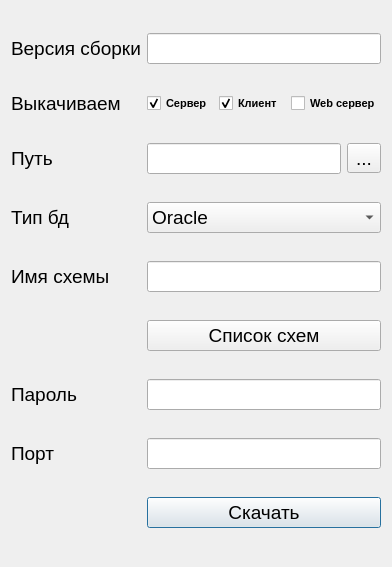
The window that ui/azkFinForm.ui (MissiaL/AzkLoader) describes before a commit, drawn with Qt 5.
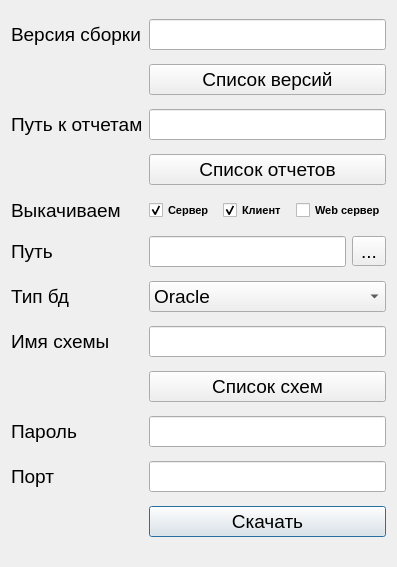
The same window after the commit.

What changed in the file:
```diff
--- a/ui/azkFinForm.ui
+++ b/ui/azkFinForm.ui
@@ -6,7 +6,7 @@
    <rect>
     <x>0</x>
     <y>0</y>
-    <width>392</width>
+    <width>397</width>
     <height>567</height>
    </rect>
   </property>
@@ -34,145 +34,41 @@
    <string notr="true"/>
   </property>
   <layout class="QGridLayout" name="HeadLayout">
-   <item row="9" column="1">
-    <widget class="QPushButton" name="pushButtonLoading">
-     <property name="font">
-      <font>
-       <pointsize>14</pointsize>
-      </font>
-     </property>
-     <property name="text">
-      <string>Скачать</string>
-     </property>
-    </widget>
+   <item row="7" column="1">
+    <layout class="QGridLayout" name="gridLayoutLineEditFbPath"/>
    </item>
-   <item row="2" column="1">
-    <layout class="QGridLayout" name="gridLayout_6">
+   <item row="10" column="1">
+    <layout class="QGridLayout" name="gridLayout_13">
      <item row="0" column="0">
-      <widget class="QLineEdit" name="lineEditPath">
-       <property name="font">
-        <font>
-         <pointsize>14</pointsize>
-        </font>
-       </property>
-       <property name="toolTip">
-        <string notr="true"/>
-       </property>
-       <property name="statusTip">
-        <string notr="true"/>
-       </property>
-       <property name="whatsThis">
-        <string notr="true"/>
-       </property>
-       <property name="accessibleName">
-        <string notr="true"/>
-       </property>
-       <property name="accessibleDescription">
-        <string notr="true"/>
-       </property>
-       <property name="inputMask">
-        <string notr="true"/>
-       </property>
-       <property name="text">
-        <string notr="true"/>
-       </property>
-       <property name="placeholderText">
-        <string notr="true"/>
-       </property>
-      </widget>
+      <widget class="QLineEdit" name="lineEditShemaPassword"/>
      </item>
-     <item row="0" column="1">
-      <widget class="QToolButton" name="toolButtonPath">
-       <property name="text">
-        <string>...</string>
-       </property>
-      </widget>
-     </item>
     </layout>
    </item>
-   <item row="2" column="0">
-    <layout class="QGridLayout" name="gridLayout_7">
+   <item row="11" column="0">
+    <layout class="QGridLayout" name="gridLayout_15">
      <item row="0" column="0">
-      <widget class="QLabel" name="labelPath">
-       <property name="font">
-        <font>
-         <pointsize>14</pointsize>
-        </font>
-       </property>
+      <widget class="QLabel" name="labelPort">
        <property name="toolTip">
-        <string notr="true">Путь к папке. Например: C:\soft\sborki</string>
+        <string>Можно не указывать</string>
        </property>
-       <property name="statusTip">
-        <string notr="true"/>
-       </property>
-       <property name="whatsThis">
-        <string notr="true"/>
-       </property>
-       <property name="accessibleName">
-        <string notr="true"/>
-       </property>
-       <property name="accessibleDescription">
-        <string notr="true"/>
-       </property>
        <property name="text">
-        <string>Путь</string>
+        <string>Порт</string>
        </property>
       </widget>
      </item>
     </layout>
    </item>
-   <item row="3" column="1">
-    <layout class="QGridLayout" name="gridLayout_10">
-     <item row="1" column="0">
-      <widget class="QComboBox" name="comboBoxDatabase">
-       <item>
-        <property name="text">
-         <string>Oracle</string>
-        </property>
-       </item>
-       <item>
-        <property name="text">
-         <string>Firebird</string>
-        </property>
-       </item>
-      </widget>
-     </item>
-    </layout>
-   </item>
-   <item row="8" column="1">
-    <layout class="QGridLayout" name="gridLayout_16">
+   <item row="4" column="0">
+    <layout class="QGridLayout" name="gridLayout_3">
      <item row="0" column="0">
-      <widget class="QLineEdit" name="lineEditPort"/>
-     </item>
-    </layout>
-   </item>
-   <item row="0" column="1">
-    <layout class="QGridLayout" name="gridLayout">
-     <item row="0" column="0">
-      <widget class="QLineEdit" name="lineEditVersionDownload">
+      <widget class="QLabel" name="labelWhatDownload">
        <property name="font">
         <font>
          <pointsize>14</pointsize>
         </font>
        </property>
-       <property name="text">
-        <string/>
-       </property>
-      </widget>
-     </item>
-    </layout>
-   </item>
-   <item row="0" column="0">
-    <layout class="QGridLayout" name="gridLayout_2">
-     <item row="0" column="0">
-      <widget class="QLabel" name="labelVersionDownload">
-       <property name="font">
-        <font>
-         <pointsize>14</pointsize>
-        </font>
-       </property>
        <property name="toolTip">
-        <string notr="true">Необходимо указать версию. Например 2.39.109</string>
+        <string notr="true">Необходимо выбрать компоненты, которые будут выкачены в папку</string>
        </property>
        <property name="statusTip">
         <string notr="true"/>
@@ -187,13 +83,13 @@
         <string notr="true"/>
        </property>
        <property name="text">
-        <string>Версия сборки</string>
+        <string>Выкачиваем</string>
        </property>
       </widget>
      </item>
     </layout>
    </item>
-   <item row="1" column="1">
+   <item row="4" column="1">
     <layout class="QGridLayout" name="gridLayout_4">
      <item row="1" column="0">
       <widget class="QCheckBox" name="checkBoxServer">
@@ -296,17 +192,132 @@
      </item>
     </layout>
    </item>
+   <item row="0" column="0">
+    <layout class="QGridLayout" name="gridLayout_2">
+     <item row="0" column="0">
+      <widget class="QLabel" name="labelVersionDownload">
+       <property name="font">
+        <font>
+         <pointsize>14</pointsize>
+        </font>
+       </property>
+       <property name="toolTip">
+        <string notr="true">Необходимо указать версию. Например 2.39.109</string>
+       </property>
+       <property name="statusTip">
+        <string notr="true"/>
+       </property>
+       <property name="whatsThis">
+        <string notr="true"/>
+       </property>
+       <property name="accessibleName">
+        <string notr="true"/>
+       </property>
+       <property name="accessibleDescription">
+        <string notr="true"/>
+       </property>
+       <property name="text">
+        <string>Версия сборки</string>
+       </property>
+      </widget>
+     </item>
+    </layout>
+   </item>
+   <item row="0" column="1">
+    <layout class="QGridLayout" name="gridLayout">
+     <item row="0" column="0">
+      <widget class="QLineEdit" name="lineEditVersionDownload">
+       <property name="font">
+        <font>
+         <pointsize>14</pointsize>
+        </font>
+       </property>
+       <property name="text">
+        <string/>
+       </property>
+      </widget>
+     </item>
+    </layout>
+   </item>
+   <item row="5" column="0">
+    <layout class="QGridLayout" name="gridLayout_7">
+     <item row="0" column="0">
+      <widget class="QLabel" name="labelPath">
+       <property name="font">
+        <font>
+         <pointsize>14</pointsize>
+        </font>
+       </property>
+       <property name="toolTip">
+        <string notr="true">Путь к папке. Например: C:\soft\sborki</string>
+       </property>
+       <property name="statusTip">
+        <string notr="true"/>
+       </property>
+       <property name="whatsThis">
+        <string notr="true"/>
+       </property>
+       <property name="accessibleName">
+        <string notr="true"/>
+       </property>
+       <property name="accessibleDescription">
+        <string notr="true"/>
+       </property>
+       <property name="text">
+        <string>Путь</string>
+       </property>
+      </widget>
+     </item>
+    </layout>
+   </item>
+   <item row="12" column="1">
+    <widget class="QPushButton" name="pushButtonLoading">
+     <property name="font">
+      <font>
+       <pointsize>14</pointsize>
+      </font>
+     </property>
+     <property name="text">
+      <string>Скачать</string>
+     </property>
+    </widget>
+   </item>
+   <item row="11" column="1">
+    <layout class="QGridLayout" name="gridLayout_16">
+     <item row="0" column="0">
+      <widget class="QLineEdit" name="lineEditPort"/>
+     </item>
+    </layout>
+   </item>
+   <item row="6" column="1">
+    <layout class="QGridLayout" name="gridLayout_10">
    <item row="1" column="0">
-    <layout class="QGridLayout" name="gridLayout_3">
+      <widget class="QComboBox" name="comboBoxDatabase">
+       <item>
+        <property name="text">
+         <string>Oracle</string>
+        </property>
+       </item>
+       <item>
+        <property name="text">
+         <string>Firebird</string>
+        </property>
+       </item>
+      </widget>
+     </item>
+    </layout>
+   </item>
+   <item row="5" column="1">
+    <layout class="QGridLayout" name="gridLayout_6">
      <item row="0" column="0">
-      <widget class="QLabel" name="labelWhatDownload">
+      <widget class="QLineEdit" name="lineEditPath">
        <property name="font">
         <font>
          <pointsize>14</pointsize>
         </font>
        </property>
        <property name="toolTip">
-        <string notr="true">Необходимо выбрать компоненты, которые будут выкачены в папку</string>
+        <string notr="true"/>
        </property>
        <property name="statusTip">
         <string notr="true"/>
@@ -320,38 +331,27 @@
        <property name="accessibleDescription">
         <string notr="true"/>
        </property>
+       <property name="inputMask">
+        <string notr="true"/>
+       </property>
        <property name="text">
-        <string>Выкачиваем</string>
+        <string notr="true"/>
        </property>
+       <property name="placeholderText">
+        <string notr="true"/>
+       </property>
       </widget>
      </item>
-    </layout>
-   </item>
-   <item row="8" column="0">
-    <layout class="QGridLayout" name="gridLayout_15">
-     <item row="0" column="0">
-      <widget class="QLabel" name="labelPort">
-       <property name="toolTip">
-        <string>Можно не указывать</string>
-       </property>
+     <item row="0" column="1">
+      <widget class="QToolButton" name="toolButtonPath">
        <property name="text">
-        <string>Порт</string>
+        <string>...</string>
        </property>
       </widget>
      </item>
     </layout>
    </item>
-   <item row="7" column="1">
-    <layout class="QGridLayout" name="gridLayout_13">
-     <item row="0" column="0">
-      <widget class="QLineEdit" name="lineEditShemaPassword"/>
-     </item>
-    </layout>
-   </item>
-   <item row="4" column="1">
-    <layout class="QGridLayout" name="gridLayoutLineEditFbPath"/>
-   </item>
-   <item row="7" column="0">
+   <item row="10" column="0">
     <layout class="QGridLayout" name="gridLayout_14">
      <item row="0" column="0">
       <widget class="QLabel" name="labelShemaPassword">
@@ -365,7 +365,7 @@
      </item>
     </layout>
    </item>
-   <item row="3" column="0">
+   <item row="6" column="0">
     <layout class="QGridLayout" name="gridLayout_9">
      <item row="0" column="0">
       <widget class="QLabel" name="labelDatabase">
@@ -376,7 +376,7 @@
      </item>
     </layout>
    </item>
-   <item row="5" column="0">
+   <item row="8" column="0">
     <layout class="QGridLayout" name="gridLayout_11">
      <item row="0" column="0">
       <widget class="QLabel" name="labelShemaName">
@@ -390,7 +390,7 @@
      </item>
     </layout>
    </item>
-   <item row="5" column="1">
+   <item row="8" column="1">
     <layout class="QGridLayout" name="gridLayout_8">
      <item row="0" column="0">
       <layout class="QGridLayout" name="gridLayout_12">
@@ -401,10 +401,10 @@
      </item>
     </layout>
    </item>
-   <item row="4" column="0">
+   <item row="7" column="0">
     <layout class="QGridLayout" name="gridLayoutLabelFbPath"/>
    </item>
-   <item row="6" column="1">
+   <item row="9" column="1">
     <layout class="QGridLayout" name="gridLayoutShemaList">
      <item row="0" column="0">
       <widget class="QPushButton" name="pushButtonShemaList">
@@ -415,6 +415,49 @@
      </item>
     </layout>
    </item>
+   <item row="3" column="1">
+    <layout class="QGridLayout" name="gridLayout_18">
+     <item row="0" column="0">
+      <widget class="QPushButton" name="pushButtonReport">
+       <property name="text">
+        <string>Список отчетов</string>
+       </property>
+      </widget>
+     </item>
+    </layout>
+   </item>
+   <item row="2" column="0">
+    <layout class="QGridLayout" name="gridLayout_17">
+     <item row="0" column="0">
+      <widget class="QLabel" name="label">
+       <property name="toolTip">
+        <string notr="true">Можно не указывать</string>
+       </property>
+       <property name="text">
+        <string>Путь к отчетам</string>
+       </property>
+      </widget>
+     </item>
+    </layout>
+   </item>
+   <item row="2" column="1">
+    <layout class="QGridLayout" name="gridLayout_5">
+     <item row="0" column="0">
+      <widget class="QLineEdit" name="lineEditReport"/>
+     </item>
+    </layout>
+   </item>
+   <item row="1" column="1">
+    <layout class="QGridLayout" name="gridLayout_19">
+     <item row="0" column="0">
+      <widget class="QPushButton" name="pushButtonVersion">
+       <property name="text">
+        <string>Список версий</string>
+       </property>
+      </widget>
+     </item>
+    </layout>
+   </item>
   </layout>
  </widget>
  <resources/>
```
Lines whose indentation alone changed are shown as unchanged.
